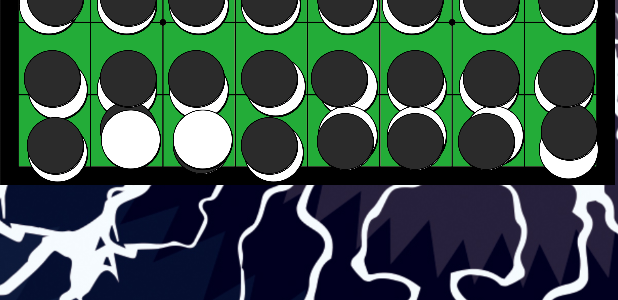
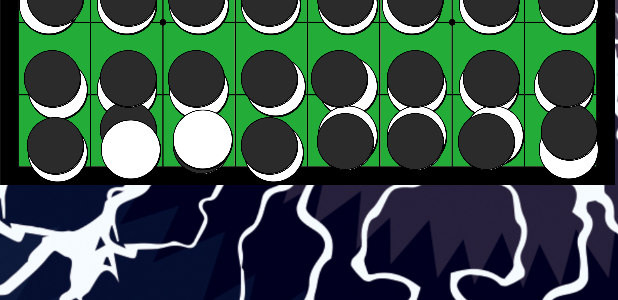
Before and after one commit to konan-pbl-2024/lukcy-reversi, an Android app: the layout activity_play.xml on its own in the app's theme, with its tools: preview values and no code run, on a phone screen of 412 x 824 dp. Shown: the part 717-1017 px from the top of the screen. Run offline under Robolectric (Android 15) with nearby library versions, the phone set to English and light mode, and no system bars.

Commit message:
した移動

```diff
--- a/app/src/main/res/layout/activity_play.xml
+++ b/app/src/main/res/layout/activity_play.xml
@@ -1563,7 +1563,7 @@
         app:layout_constraintHorizontal_bias="0.158"
         app:layout_constraintStart_toStartOf="parent"
         app:layout_constraintTop_toTopOf="parent"
-        app:layout_constraintVertical_bias="0.711"
+        app:layout_constraintVertical_bias="0.72"
         app:srcCompat="@drawable/white" />
 
     <ImageView
```
